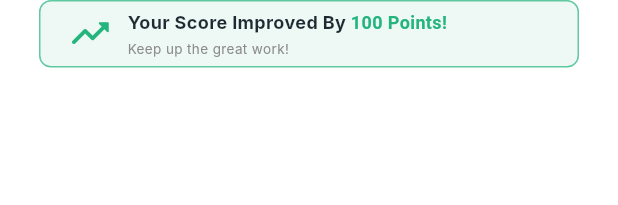
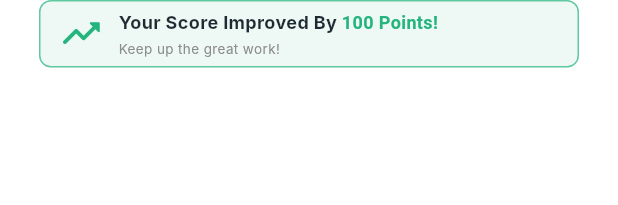
Before and after one commit to AryaMehta03/swipeloan_flutter_assessment, a Flutter app: the _ScoreImprovedBanner widget shown alone on an empty page, opened directly, on a phone screen of 412 x 824 dp. Shown: the top 205 px of the screen. Run offline on Flutter 3.47's test engine with Material 3 defaults, Android fonts, the phone set to English and light mode, and no system bars; our stand-ins replace flutter_svg; Roboto replaces fonts that are missing (Inter).

Commit message:
fix: improve score progress card UI

```diff
--- a/lib/features/home/presentation/widgets/score_carousel.dart
+++ b/lib/features/home/presentation/widgets/score_carousel.dart
@@ -627,7 +627,7 @@ class _ScoreImprovedBanner extends StatelessWidget {
       height: 45,
       width: double.infinity,
       margin: const EdgeInsets.symmetric(horizontal: 26),
-      padding: const EdgeInsets.symmetric(horizontal: 18),
+      padding: const EdgeInsets.symmetric(horizontal: 12),
       decoration: BoxDecoration(
         color: AppColors.primary.withOpacity(0.08),
         borderRadius: BorderRadius.circular(8),
```
